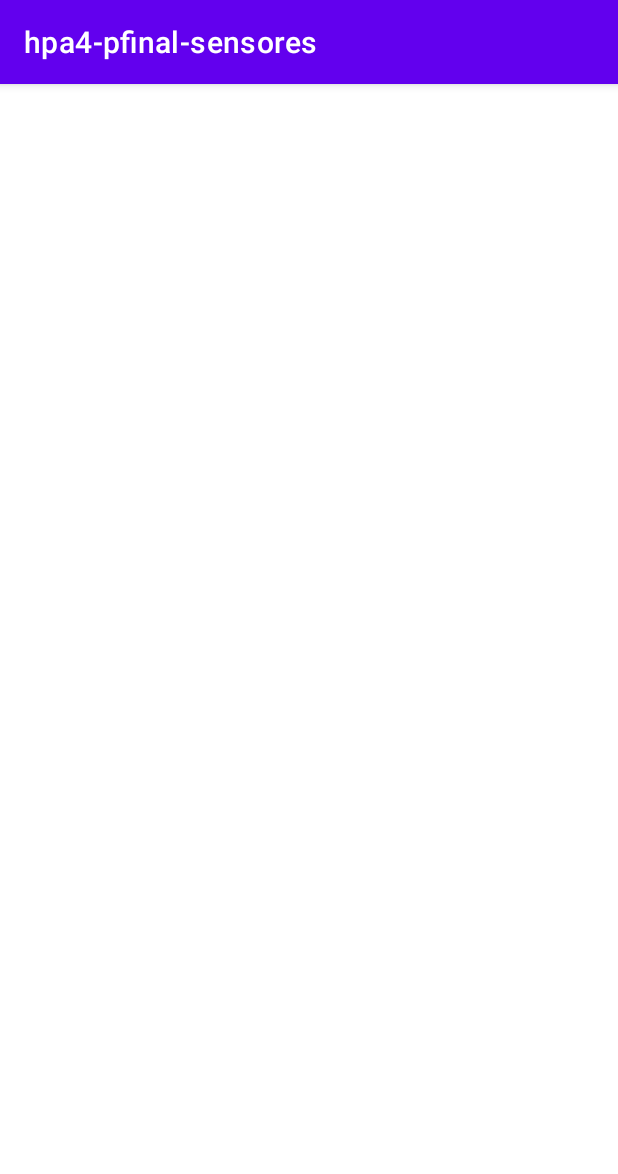
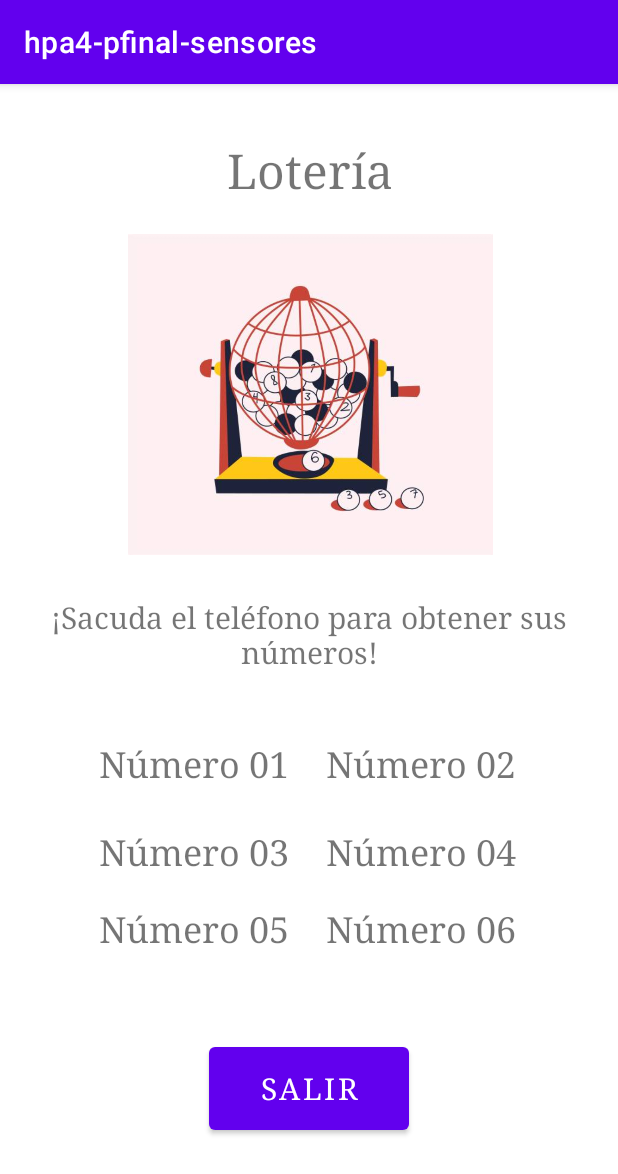
Before and after one commit to jeancj09/hpa4-pfinal-sensores, an Android app: the PantallaAcelerometro screen opened directly, with no data from a screen before it, on a phone screen of 412 x 824 dp. Shown: the top 1174 px of the screen. Run offline under Robolectric (Android 15) with nearby library versions, the phone set to English and light mode, and no system bars.

Commit message:
Agregado el diseño y código, pantalla acelerometro.

```diff
--- a/app/src/main/java/com/jeanj/hpa4_pfinal_sensores/PantallaAcelerometro.java
+++ b/app/src/main/java/com/jeanj/hpa4_pfinal_sensores/PantallaAcelerometro.java
@@ -2,13 +2,125 @@ package com.jeanj.hpa4_pfinal_sensores;
 
 import androidx.appcompat.app.AppCompatActivity;
 
+import android.content.Context;
+import android.content.Intent;
+import android.content.pm.ActivityInfo;
+import android.hardware.Sensor;
+import android.hardware.SensorEvent;
+import android.hardware.SensorEventListener;
+import android.hardware.SensorManager;
 import android.os.Bundle;
+import android.view.View;
+import android.widget.Button;
+import android.widget.TextView;
 
-public class PantallaAcelerometro extends AppCompatActivity {
+import java.util.ArrayList;
+import java.util.Random;
+
+public class PantallaAcelerometro extends AppCompatActivity implements SensorEventListener {
+    private SensorManager senSensorManager;
+    private Sensor senAccelerometer;
+
+    private long lastUpdate = 0;
+    private float last_x, last_y, last_z;
+    private static final int SHAKE_THRESHOLD = 600;
+    Button bttSalirPA;
 
     @Override
     protected void onCreate(Bundle savedInstanceState) {
         super.onCreate(savedInstanceState);
         setContentView(R.layout.activity_pantalla_acelerometro);
+
+        senSensorManager = (SensorManager) getSystemService(Context.SENSOR_SERVICE);
+        senAccelerometer = senSensorManager.getDefaultSensor(Sensor.TYPE_ACCELEROMETER);
+        senSensorManager.registerListener(this, senAccelerometer , SensorManager.SENSOR_DELAY_NORMAL);
+
+        setRequestedOrientation(ActivityInfo.SCREEN_ORIENTATION_PORTRAIT);
+
+        bttSalirPA = findViewById(R.id.bttSalirPA);
+
+        bttSalirPA.setOnClickListener(new View.OnClickListener() {
+            @Override
+            public void onClick(View view) {
+                Intent intent = new Intent(view.getContext(), MainActivity.class);
+                startActivity(intent);
+            }
+        });
+
+    }
+
+    protected void onPause() {
+        super.onPause();
+        senSensorManager.unregisterListener(this);
+    }
+    protected void onResume() {
+        super.onResume();
+        senSensorManager.registerListener(this, senAccelerometer, SensorManager.SENSOR_DELAY_NORMAL);
+    }
+
+    @Override
+    public void onSensorChanged(SensorEvent event) {
+        Sensor mysensor = event.sensor;
+
+        if (mysensor.getType() == Sensor.TYPE_ACCELEROMETER)
+        {
+            float x = event.values[0];
+            float y = event.values[1];
+            float z = event.values[2];
+
+            long curTime = System.currentTimeMillis();
+
+            if ((curTime - lastUpdate) > 100) {
+                long diffTime = (curTime - lastUpdate);
+                lastUpdate = curTime;
+
+                float speed = Math.abs(x + y + z - last_x - last_y - last_z)/ diffTime * 10000;
+                if (speed > SHAKE_THRESHOLD) {
+                    getRandomNumber();
+
+                }
+                last_x = x;
+                last_y = y;
+                last_z = z;
+            }
+        }
+
+    }
+
+    @Override
+    public void onAccuracyChanged(Sensor sensor, int accuracy) {
+
+    }
+
+    private void getRandomNumber() {
+        ArrayList numbersGenerated = new ArrayList();
+
+        for (int i = 0; i < 6; i++) {
+            Random randNumber = new Random();
+            int iNumber = randNumber.nextInt(99) + 1;
+
+            if(!numbersGenerated.contains(iNumber)) {
+                numbersGenerated.add(iNumber);
+            } else {
+                i--;
+            }
+        }
+
+        TextView tvnum01, tvnum02, tvnum03, tvnum04, tvnum05, tvnum06;
+        tvnum01 = findViewById(R.id.tvnum1);
+        tvnum02 = findViewById(R.id.tvnum2);
+        tvnum03 = findViewById(R.id.tvnum3);
+        tvnum04 = findViewById(R.id.tvnum4);
+        tvnum05 = findViewById(R.id.tvnum5);
+        tvnum06 = findViewById(R.id.tvnum6);
+
+        tvnum01.setText(""+numbersGenerated.get(0));
+        tvnum02.setText(""+numbersGenerated.get(1));
+        tvnum03.setText(""+numbersGenerated.get(2));
+        tvnum04.setText(""+numbersGenerated.get(3));
+        tvnum05.setText(""+numbersGenerated.get(4));
+        tvnum06.setText(""+numbersGenerated.get(5));
+
+
     }
 }
--- a/app/src/main/res/layout/activity_pantalla_acelerometro.xml
+++ b/app/src/main/res/layout/activity_pantalla_acelerometro.xml
@@ -6,4 +6,136 @@
     android:layout_height="match_parent"
     tools:context=".PantallaAcelerometro">
 
+    <TextView
+        android:id="@+id/tvnum2"
+        android:layout_width="wrap_content"
+        android:layout_height="wrap_content"
+        android:layout_marginTop="39dp"
+        android:layout_marginEnd="68dp"
+        android:fontFamily="serif"
+        android:text="Número 02"
+        android:textAlignment="center"
+        android:textSize="24sp"
+        app:layout_constraintEnd_toEndOf="parent"
+        app:layout_constraintTop_toBottomOf="@+id/textView3" />
+
+    <TextView
+        android:id="@+id/tvnum3"
+        android:layout_width="wrap_content"
+        android:layout_height="wrap_content"
+        android:layout_marginStart="66dp"
+        android:layout_marginTop="27dp"
+        android:fontFamily="serif"
+        android:text="Número 03"
+        android:textAlignment="center"
+        android:textSize="24sp"
+        app:layout_constraintStart_toStartOf="parent"
+        app:layout_constraintTop_toBottomOf="@+id/tvnum1" />
+
+    <TextView
+        android:id="@+id/tvnum6"
+        android:layout_width="wrap_content"
+        android:layout_height="wrap_content"
+        android:layout_marginTop="20dp"
+        android:layout_marginEnd="68dp"
+        android:fontFamily="serif"
+        android:text="Número 06"
+        android:textAlignment="center"
+        android:textSize="24sp"
+        app:layout_constraintEnd_toEndOf="parent"
+        app:layout_constraintTop_toBottomOf="@+id/tvnum4" />
+
+    <TextView
+        android:id="@+id/textView3"
+        android:layout_width="357dp"
+        android:layout_height="56dp"
+        android:layout_marginStart="27dp"
+        android:layout_marginTop="28dp"
+        android:layout_marginEnd="27dp"
+        android:fontFamily="serif"
+        android:text="¡Sacuda el teléfono para obtener sus números!"
+        android:textAlignment="center"
+        android:textSize="20sp"
+        app:layout_constraintEnd_toEndOf="parent"
+        app:layout_constraintStart_toStartOf="parent"
+        app:layout_constraintTop_toBottomOf="@+id/imageView2" />
+
+    <Button
+        android:id="@+id/bttSalirPA"
+        android:layout_width="133dp"
+        android:layout_height="67dp"
+        android:layout_marginStart="139dp"
+        android:layout_marginTop="57dp"
+        android:layout_marginEnd="139dp"
+        android:fontFamily="serif"
+        android:text="Salir"
+        android:textSize="20sp"
+        app:layout_constraintEnd_toEndOf="parent"
+        app:layout_constraintStart_toStartOf="parent"
+        app:layout_constraintTop_toBottomOf="@+id/tvnum6" />
+
+    <TextView
+        android:id="@+id/tvnum5"
+        android:layout_width="wrap_content"
+        android:layout_height="wrap_content"
+        android:layout_marginStart="66dp"
+        android:layout_marginTop="20dp"
+        android:fontFamily="serif"
+        android:text="Número 05"
+        android:textAlignment="center"
+        android:textSize="24sp"
+        app:layout_constraintStart_toStartOf="parent"
+        app:layout_constraintTop_toBottomOf="@+id/tvnum3" />
+
+    <TextView
+        android:id="@+id/tvnum1"
+        android:layout_width="wrap_content"
+        android:layout_height="wrap_content"
+        android:layout_marginStart="66dp"
+        android:layout_marginTop="39dp"
+        android:fontFamily="serif"
+        android:text="Número 01"
+        android:textAlignment="center"
+        android:textSize="24sp"
+        app:layout_constraintStart_toStartOf="parent"
+        app:layout_constraintTop_toBottomOf="@+id/textView3" />
+
+    <TextView
+        android:id="@+id/textView4"
+        android:layout_width="wrap_content"
+        android:layout_height="wrap_content"
+        android:layout_marginStart="151dp"
+        android:layout_marginTop="36dp"
+        android:layout_marginEnd="150dp"
+        android:fontFamily="serif"
+        android:text="Lotería"
+        android:textSize="32sp"
+        app:layout_constraintEnd_toEndOf="parent"
+        app:layout_constraintStart_toStartOf="parent"
+        app:layout_constraintTop_toTopOf="parent" />
+
+    <TextView
+        android:id="@+id/tvnum4"
+        android:layout_width="wrap_content"
+        android:layout_height="wrap_content"
+        android:layout_marginTop="27dp"
+        android:layout_marginEnd="68dp"
+        android:fontFamily="serif"
+        android:text="Número 04"
+        android:textAlignment="center"
+        android:textSize="24sp"
+        app:layout_constraintEnd_toEndOf="parent"
+        app:layout_constraintTop_toBottomOf="@+id/tvnum2" />
+
+    <ImageView
+        android:id="@+id/imageView2"
+        android:layout_width="278dp"
+        android:layout_height="214dp"
+        android:layout_marginStart="67dp"
+        android:layout_marginTop="22dp"
+        android:layout_marginEnd="66dp"
+        app:layout_constraintEnd_toEndOf="parent"
+        app:layout_constraintStart_toStartOf="parent"
+        app:layout_constraintTop_toBottomOf="@+id/textView4"
+        app:srcCompat="@drawable/loteria" />
 </androidx.constraintlayout.widget.ConstraintLayout>
```
Also changed, not shown: app/src/main/res/drawable/loteria.jpg (added).
